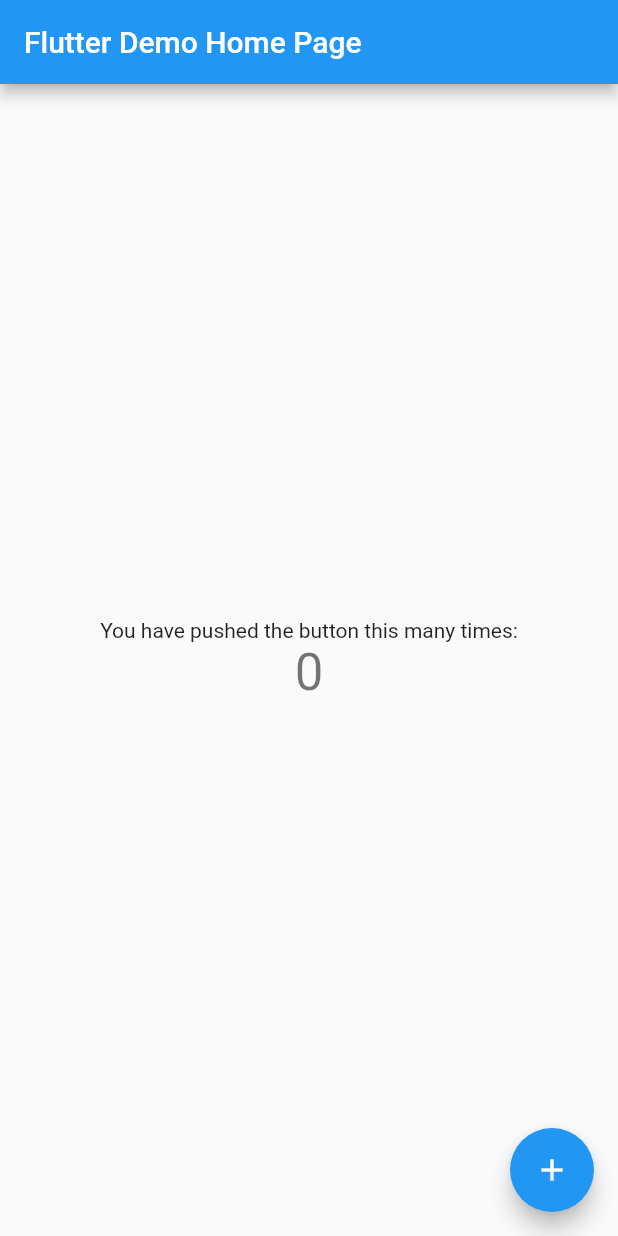
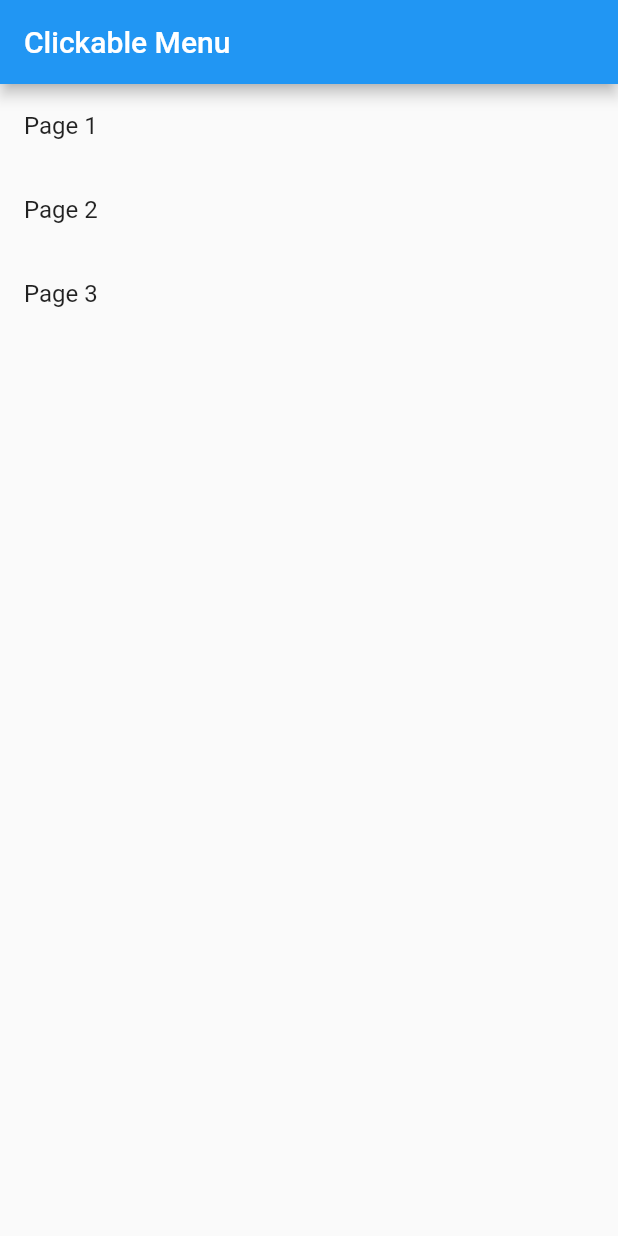
Before and after one commit to AccOlaDe-peng/flutter, a Flutter app: the screen it shows after launch, on a phone screen of 412 x 824 dp. Run offline on Flutter 3.47's test engine with Material 2 defaults, Android fonts, the phone set to English and light mode, and no system bars.

Commit message:
fix:  添加页面

```diff
--- /dev/null
+++ b/lib/Routers.dart
@@ -0,0 +1,20 @@
+import 'package:my_app/screens/animation_gesture.dart';
+import 'package:my_app/screens/animation_opacity.dart';
+import 'package:my_app/screens/home.dart';
+import 'package:my_app/screens/animation_switch_page.dart';
+
+class Routers {
+  static const String home = '/';
+  static const String page1 = '/page1';
+  static const String page2 = '/page2';
+  static const String page3 = '/page3';
+  static final routes = {
+    home: (context) => const Home(),
+    page1: (context) => const Page1(),
+    page2: (context) => const Page2(),
+    page3: (context) => const Page3(),
+  };
+  static onGenerateRoute(settings) {
+    print(settings.name);
+  }
+}
--- a/lib/main.dart
+++ b/lib/main.dart
@@ -1,4 +1,5 @@
 import 'package:flutter/material.dart';
+import 'package:my_app/Routers.dart';
 
 void main() {
   runApp(const MyApp());
@@ -7,109 +8,17 @@ void main() {
 class MyApp extends StatelessWidget {
   const MyApp({super.key});
 
-  // This widget is the root of your application.
   @override
   Widget build(BuildContext context) {
     return MaterialApp(
-      title: 'Flutter Demo',
+      title: 'My App',
+      debugShowCheckedModeBanner: false,
       theme: ThemeData(
-        // This is the theme of your application.
-        //
-        // Try running your application with "flutter run". You'll see the
-        // application has a blue toolbar. Then, without quitting the app, try
-        // changing the primarySwatch below to Colors.green and then invoke
-        // "hot reload" (press "r" in the console where you ran "flutter run",
-        // or simply save your changes to "hot reload" in a Flutter IDE).
-        // Notice that the counter didn't reset back to zero; the application
-        // is not restarted.
         primarySwatch: Colors.blue,
+        visualDensity: VisualDensity.adaptivePlatformDensity,
       ),
-      home: const MyHomePage(title: 'Flutter Demo Home Page'),
+      initialRoute: '/', //设置初始路由
+      routes: Routers.routes,
     );
   }
 }
-
-class MyHomePage extends StatefulWidget {
-  const MyHomePage({super.key, required this.title});
-
-  // This widget is the home page of your application. It is stateful, meaning
-  // that it has a State object (defined below) that contains fields that affect
-  // how it looks.
-
-  // This class is the configuration for the state. It holds the values (in this
-  // case the title) provided by the parent (in this case the App widget) and
-  // used by the build method of the State. Fields in a Widget subclass are
-  // always marked "final".
-
-  final String title;
-
-  @override
-  State<MyHomePage> createState() => _MyHomePageState();
-}
-
-class _MyHomePageState extends State<MyHomePage> {
-  int _counter = 0;
-
-  void _incrementCounter() {
-    setState(() {
-      // This call to setState tells the Flutter framework that something has
-      // changed in this State, which causes it to rerun the build method below
-      // so that the display can reflect the updated values. If we changed
-      // _counter without calling setState(), then the build method would not be
-      // called again, and so nothing would appear to happen.
-      _counter++;
-    });
-  }
-
-  @override
-  Widget build(BuildContext context) {
-    // This method is rerun every time setState is called, for instance as done
-    // by the _incrementCounter method above.
-    //
-    // The Flutter framework has been optimized to make rerunning build methods
-    // fast, so that you can just rebuild anything that needs updating rather
-    // than having to individually change instances of widgets.
-    return Scaffold(
-      appBar: AppBar(
-        // Here we take the value from the MyHomePage object that was created by
-        // the App.build method, and use it to set our appbar title.
-        title: Text(widget.title),
-      ),
-      body: Center(
-        // Center is a layout widget. It takes a single child and positions it
-        // in the middle of the parent.
-        child: Column(
-          // Column is also a layout widget. It takes a list of children and
-          // arranges them vertically. By default, it sizes itself to fit its
-          // children horizontally, and tries to be as tall as its parent.
-          //
-          // Invoke "debug painting" (press "p" in the console, choose the
-          // "Toggle Debug Paint" action from the Flutter Inspector in Android
-          // Studio, or the "Toggle Debug Paint" command in Visual Studio Code)
-          // to see the wireframe for each widget.
-          //
-          // Column has various properties to control how it sizes itself and
-          // how it positions its children. Here we use mainAxisAlignment to
-          // center the children vertically; the main axis here is the vertical
-          // axis because Columns are vertical (the cross axis would be
-          // horizontal).
-          mainAxisAlignment: MainAxisAlignment.center,
-          children: <Widget>[
-            const Text(
-              'You have pushed the button this many times:',
-            ),
-            Text(
-              '$_counter',
-              style: Theme.of(context).textTheme.headlineMedium,
-            ),
-          ],
-        ),
-      ),
-      floatingActionButton: FloatingActionButton(
-        onPressed: _incrementCounter,
-        tooltip: 'Increment',
-        child: const Icon(Icons.add),
-      ), // This trailing comma makes auto-formatting nicer for build methods.
-    );
-  }
-}
--- /dev/null
+++ b/lib/screens/home.dart
@@ -0,0 +1,39 @@
+import 'package:flutter/material.dart';
+import 'package:my_app/Routers.dart';
+
+class Home extends StatelessWidget {
+  const Home({super.key});
+
+  @override
+  Widget build(BuildContext context) {
+    return MaterialApp(
+      title: 'Clickable Menu Example',
+      home: Scaffold(
+          appBar: AppBar(
+            title: const Text('Clickable Menu'),
+          ),
+          body: ListView(
+            children: [
+              ListTile(
+                title: const Text('Page 1'),
+                onTap: () {
+                  Navigator.of(context).pushNamed(Routers.page1);
+                },
+              ),
+              ListTile(
+                title: const Text('Page 2'),
+                onTap: () {
+                  Navigator.of(context).pushNamed(Routers.page2);
+                },
+              ),
+              ListTile(
+                title: const Text('Page 3'),
+                onTap: () {
+                  Navigator.of(context).pushNamed(Routers.page3);
+                },
+              ),
+            ],
+          )),
+    );
+  }
+}
```
Also changed, not shown: lib/screens/animation_gesture.dart (added, +114 -0 lines), lib/screens/animation_opacity.dart (added, +69 -0 lines), lib/screens/animation_switch_page.dart (added, +52 -0 lines).
